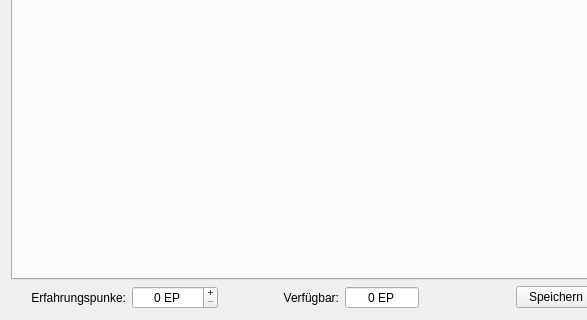
The window that UI/CharakterMain.ui (Aeolitus/Sephrasto) describes before a commit, drawn with Qt 5; both pictures show x 0 to 587 and y 171 to 491 of the 713 by 491 pixel window.
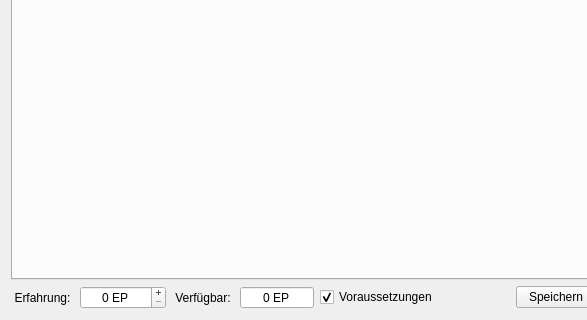
The same window after the commit.

```diff
--- a/UI/CharakterMain.ui
+++ b/UI/CharakterMain.ui
@@ -38,23 +38,11 @@
       <layout class="QHBoxLayout" name="horizontalLayout_2">
        <item>
         <widget class="QLabel" name="label">
-         <property name="minimumSize">
-          <size>
-           <width>115</width>
-           <height>0</height>
-          </size>
-         </property>
-         <property name="maximumSize">
-          <size>
-           <width>16777215</width>
-           <height>16777215</height>
-          </size>
-         </property>
          <property name="text">
-          <string>Erfahrungspunke:</string>
+          <string> Erfahrung: </string>
          </property>
          <property name="alignment">
-          <set>Qt::AlignRight|Qt::AlignTrailing|Qt::AlignVCenter</set>
+          <set>Qt::AlignCenter</set>
          </property>
         </widget>
        </item>
@@ -76,23 +64,11 @@
        </item>
        <item>
         <widget class="QLabel" name="label_2">
-         <property name="minimumSize">
-          <size>
-           <width>115</width>
-           <height>0</height>
-          </size>
-         </property>
-         <property name="maximumSize">
-          <size>
-           <width>16777215</width>
-           <height>16777215</height>
-          </size>
-         </property>
          <property name="text">
-          <string>Verfügbar:</string>
+          <string> Verfügbar: </string>
          </property>
          <property name="alignment">
-          <set>Qt::AlignRight|Qt::AlignTrailing|Qt::AlignVCenter</set>
+          <set>Qt::AlignCenter</set>
          </property>
         </widget>
        </item>
@@ -121,6 +97,16 @@
          </property>
         </widget>
        </item>
+       <item>
+        <widget class="QCheckBox" name="checkReq">
+         <property name="text">
+          <string>Voraussetzungen</string>
+         </property>
+         <property name="checked">
+          <bool>true</bool>
+         </property>
+        </widget>
+       </item>
        <item>
         <spacer name="horizontalSpacer">
          <property name="orientation">
```
